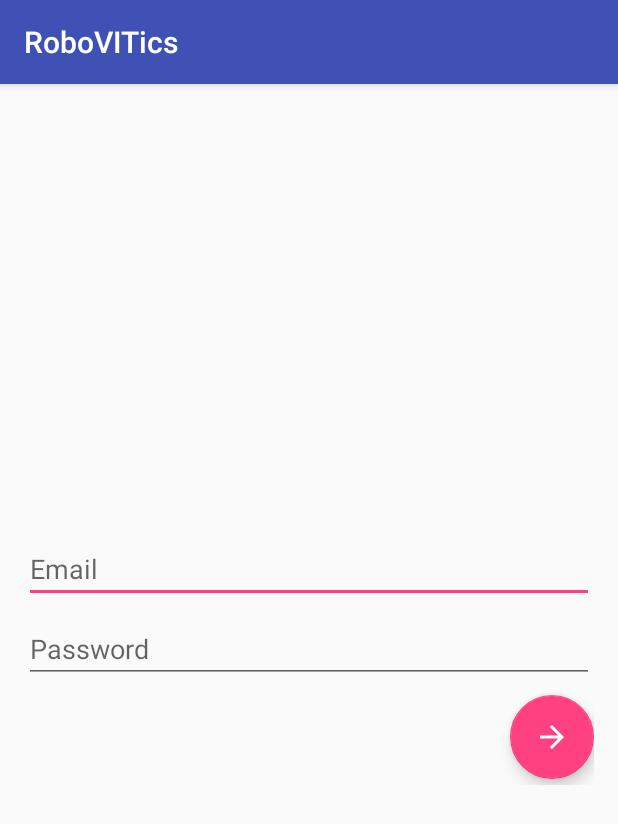
After one commit to harshitm98/RoboVITics, an Android app: the CreateNewActivity screen opened directly, with no data from a screen before it, on a phone screen of 412 x 824 dp. The commit adds this screen. Shown: the top 824 px of the screen. Run offline under Robolectric (Android 15) with nearby library versions, the phone set to English and light mode, and no system bars; our stand-ins replace Firebase (no records; nobody signed in at launch, a user with empty details on screens opened directly).

Commit message:
Creates new accounts and logs in perfectly

```diff
--- a/app/build.gradle
+++ b/app/build.gradle
@@ -37,4 +37,5 @@ dependencies {
 
 
 
+
 apply plugin: 'com.google.gms.google-services'
--- a/app/src/main/AndroidManifest.xml
+++ b/app/src/main/AndroidManifest.xml
@@ -12,7 +12,7 @@
         <activity
             android:name=".MainActivity"
             android:label="RoboVITics"
-            android:theme="@style/AppTheme.NoActionBar"></activity>
+            android:theme="@style/AppTheme.NoActionBar" />
         <activity android:name=".Splash">
             <intent-filter>
                 <action android:name="android.intent.action.MAIN" />
@@ -20,7 +20,8 @@
                 <category android:name="android.intent.category.LAUNCHER" />
             </intent-filter>
         </activity>
-        <activity android:name=".Login.LoginActivity"></activity>
+        <activity android:name=".Login.LoginActivity" />
+        <activity android:name=".Login.CreateNewActivity"></activity>
     </application>
 
 </manifest>
--- /dev/null
+++ b/app/src/main/java/com/example/android/robovitics/Login/CreateNewActivity.java
@@ -0,0 +1,70 @@
+package com.example.android.robovitics.Login;
+
+import android.support.annotation.NonNull;
+import android.support.design.widget.FloatingActionButton;
+import android.support.v7.app.AppCompatActivity;
+import android.os.Bundle;
+import android.util.Log;
+import android.view.View;
+import android.widget.EditText;
+import android.widget.Toast;
+
+import com.example.android.robovitics.R;
+import com.google.android.gms.tasks.OnCompleteListener;
+import com.google.android.gms.tasks.Task;
+import com.google.firebase.auth.AuthResult;
+import com.google.firebase.auth.FirebaseAuth;
+
+public class CreateNewActivity extends AppCompatActivity {
+
+    private String TAG = "CreateNewActivity";
+
+    private EditText mEmailId, mPassword;
+    private FloatingActionButton newAccount;
+
+    private FirebaseAuth mAuth;
+
+    @Override
+    protected void onCreate(Bundle savedInstanceState) {
+        super.onCreate(savedInstanceState);
+        setContentView(R.layout.activity_create_new);
+
+        mEmailId = (EditText)findViewById(R.id.email_id_new_account);
+        mPassword = (EditText)findViewById(R.id.password_new_account);
+        newAccount = (FloatingActionButton)findViewById(R.id.create_new_account_fab);
+
+        mAuth = FirebaseAuth.getInstance();
+
+        newAccount.setOnClickListener(new View.OnClickListener() {
+            @Override
+            public void onClick(View view) {
+                createNewAccount();
+            }
+        });
+
+    }
+
+    public void createNewAccount(){
+
+
+        mAuth.createUserWithEmailAndPassword(mEmailId.getText().toString().trim(), mPassword.getText().toString().trim())
+                .addOnCompleteListener(this, new OnCompleteListener<AuthResult>() {
+                    @Override
+                    public void onComplete(@NonNull Task<AuthResult> task) {
+                        if (task.isSuccessful()) {
+                            // Sign in success, update UI with the signed-in user's information
+                            Log.d(TAG, "createUserWithEmail:success");
+                            Toast.makeText(CreateNewActivity.this, "Successfully created new account.",
+                                    Toast.LENGTH_SHORT).show();
+
+                        } else {
+                            // If sign in fails, display a message to the user.
+                            Log.w(TAG, "createUserWithEmail:failure", task.getException());
+                            Toast.makeText(CreateNewActivity.this, "Login Failed!",
+                                    Toast.LENGTH_SHORT).show();
+                        }
+                    }
+                });
+    }
+
+}
--- /dev/null
+++ b/app/src/main/res/layout/activity_create_new.xml
@@ -0,0 +1,55 @@
+<?xml version="1.0" encoding="utf-8"?>
+<RelativeLayout xmlns:android="http://schemas.android.com/apk/res/android"
+    xmlns:app="http://schemas.android.com/apk/res-auto"
+    xmlns:tools="http://schemas.android.com/tools"
+    android:layout_width="match_parent"
+    android:layout_height="match_parent"
+    tools:context="com.example.android.robovitics.Login.CreateNewActivity">
+
+    <LinearLayout
+        android:layout_centerInParent="true"
+        android:layout_width="match_parent"
+        android:layout_height="wrap_content"
+        android:layout_margin="16dp"
+        android:orientation="vertical">
+
+        <EditText
+            android:id="@+id/email_id_new_account"
+            android:layout_width="match_parent"
+            android:layout_height="wrap_content"
+            android:hint="Email"
+            android:inputType="textEmailAddress"/>
+
+        <EditText
+            android:id="@+id/password_new_account"
+            android:layout_width="match_parent"
+            android:layout_height="wrap_content"
+            android:layout_marginTop="8dp"
+            android:hint="Password"
+            android:inputType="textPassword"/>
+
+
+        <RelativeLayout
+            android:layout_width="match_parent"
+            android:layout_height="wrap_content">
+            <android.support.design.widget.FloatingActionButton
+                android:id="@+id/create_new_account_fab"
+                android:layout_width="wrap_content"
+                android:layout_height="wrap_content"
+                android:layout_alignParentRight="true"
+                android:layout_marginTop="8dp"
+                android:layout_marginBottom="4dp"
+                android:src="@drawable/ic_arrow_forward_black_24dp"/>
+
+
+        </RelativeLayout>
+
+
+
+
+
+
+
+    </LinearLayout>
+
+</RelativeLayout>
--- a/build.gradle
+++ b/build.gradle
@@ -9,7 +9,7 @@ buildscript {
 
         // NOTE: Do not place your application dependencies here; they belong
         // in the individual module build.gradle files
-        classpath 'com.google.gms:google-services:3.0.0'
+        classpath 'com.google.gms:google-services:3.1.0'
     }
 }
 
```
Also changed, not shown: app/src/main/java/com/example/android/robovitics/Login/LoginActivity.java (+20 -9 lines).
